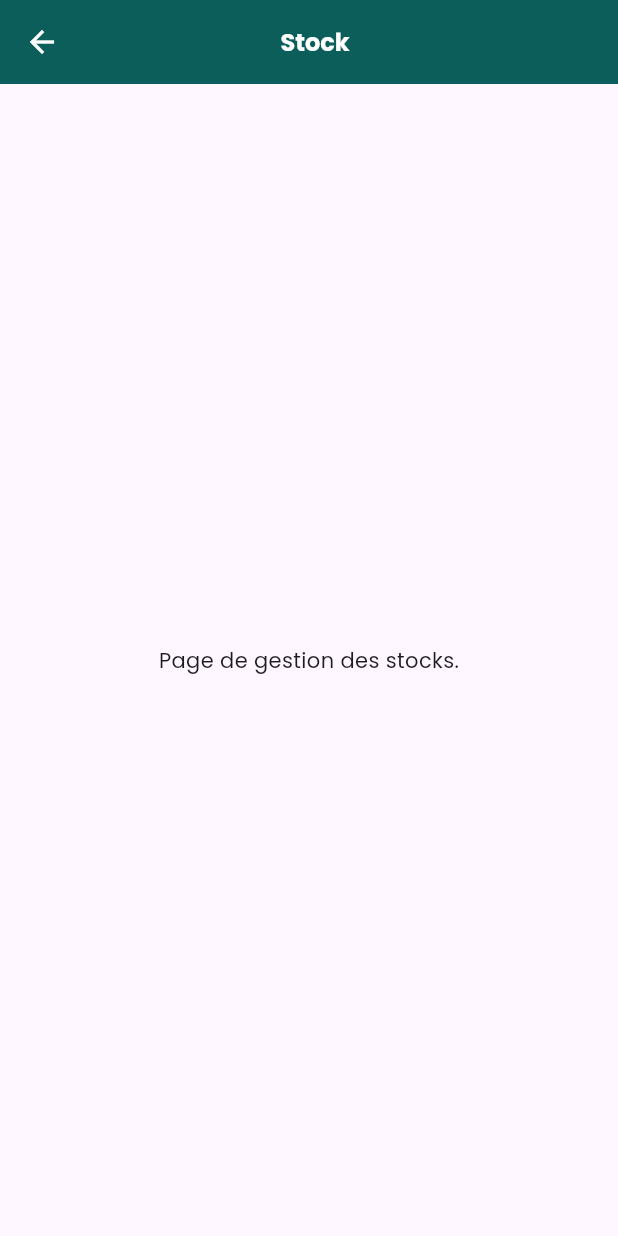
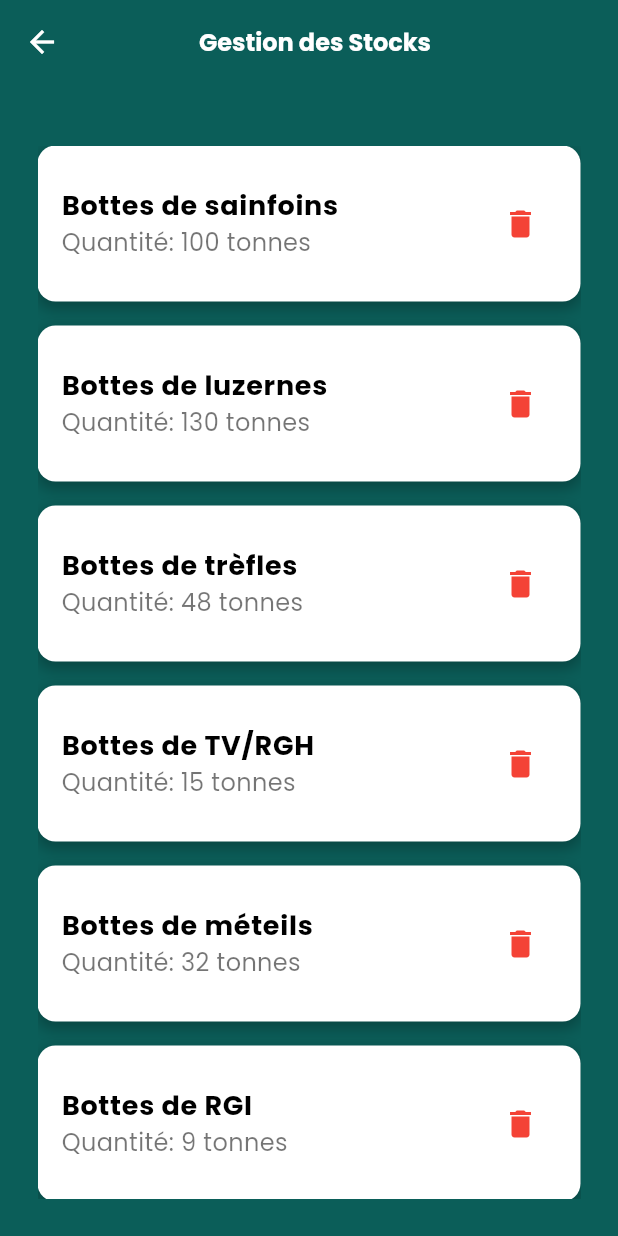
Before and after one commit to mikaelvery/sheep_care, a Flutter app: the StockManagementScreen screen opened directly, on a phone screen of 412 x 824 dp. Run offline on Flutter 3.47's test engine with Material 3 defaults, Android fonts, the phone set to English and light mode, and no system bars; our stand-ins replace firebase_auth, firebase_core, google_maps_flutter, google_sign_in, ionicons; accounts and stored records are empty.

Commit message:
repair bottom and add stock management page

```diff
--- a/lib/screens/home.dart
+++ b/lib/screens/home.dart
@@ -18,13 +18,6 @@ class HomeScreenState extends State<HomeScreen> {
   void _onItemTapped(int index) {
     setState(() {
       selectedIndex = index;
-      notificationCount++;
-    });
-  }
-
-  void _addNotification() {
-    setState(() {
-      notificationCount++;
     });
   }
 
@@ -184,7 +177,9 @@ class HomeScreenState extends State<HomeScreen> {
                   physics: const BouncingScrollPhysics(),
                   itemBuilder: (BuildContext context, int index) {
                     return GestureDetector(
-                      onTap: () {},
+                      onTap: () {
+
+                      },
                       child: CustomCard(
                         title: cardData[index]['title']!,
                         subtitle: cardData[index]['subtitle']!,
--- a/lib/screens/stock_management_screen.dart
+++ b/lib/screens/stock_management_screen.dart
@@ -8,11 +8,22 @@ class StockManagementScreen extends StatelessWidget {
 
   @override
   Widget build(BuildContext context) {
+    final List<Map<String, dynamic>> stockData = [
+      {'name': 'Bottes de sainfoins', 'quantity': 100},
+      {'name': 'Bottes de luzernes', 'quantity': 130},
+      {'name': 'Bottes de trèfles', 'quantity': 48},
+      {'name': 'Bottes de TV/RGH', 'quantity': 15},
+      {'name': 'Bottes de méteils', 'quantity': 32},
+      {'name': 'Bottes de RGI', 'quantity': 9},
+      {'name': 'Bottes de prairies', 'quantity': 85},
+    ];
+
     return CustomPopScope(
       child: Scaffold(
+        backgroundColor: const Color.fromARGB(255, 11, 94, 89),
         appBar: CustomAppBar(
           titleWidget: const Text(
-            'Stock',
+            'Gestion des Stocks',
             style: TextStyle(
               color: Colors.white,
               fontWeight: FontWeight.bold,
@@ -30,8 +41,59 @@ class StockManagementScreen extends StatelessWidget {
             SizedBox(width: 48),
           ],
         ),
-        body: Center(
-          child: const Text('Page de gestion des stocks.'),
+        body: Padding(
+          padding: const EdgeInsets.all(25.0),
+          child: Column(
+            children: [
+              const SizedBox(height: 16),
+
+              // Liste des stocks
+              Expanded(
+                child: ListView.separated(
+                  itemCount: stockData.length,
+                  separatorBuilder: (context, index) => const SizedBox(height: 16),
+                  itemBuilder: (context, index) {
+                    final item = stockData[index];
+                    return Container(
+                      decoration: BoxDecoration(
+                        color: Colors.white,
+                        borderRadius: BorderRadius.circular(12),
+                        boxShadow: const [
+                          BoxShadow(
+                            color: Colors.black26,
+                            blurRadius: 8,
+                            spreadRadius: 1,
+                            offset: Offset(0, 4),
+                          ),
+                        ],
+                      ),
+                      child: ListTile(
+                        contentPadding: const EdgeInsets.all(16),
+                        title: Text(
+                          item['name'],
+                          style: const TextStyle(
+                            fontWeight: FontWeight.bold,
+                            fontSize: 18,
+                            color: Colors.black,
+                          ),
+                        ),
+                        subtitle: Text(
+                          'Quantité: ${item['quantity']} tonnes',
+                          style: const TextStyle(fontSize: 16, color: Colors.black54),
+                        ),
+                        trailing: IconButton(
+                          icon: const Icon(Icons.delete, color: Colors.red),
+                          onPressed: () {
+                            // Logique de suppression ici
+                          },
+                        ),
+                      ),
+                    );
+                  },
+                ),
+              ),
+            ],
+          ),
         ),
       ),
     );
--- a/lib/widgets/bottom_navigation_bar.dart
+++ b/lib/widgets/bottom_navigation_bar.dart
@@ -1,5 +1,6 @@
 import 'package:flutter/material.dart';
 import 'package:ionicons/ionicons.dart';
+import 'package:sheep_care/screens/parcels_screen.dart';
 
 const Color bottomNavBgColor = Color.fromARGB(255, 11, 94, 89);
 
@@ -46,7 +47,14 @@ class CustomBottomNavigationBar extends StatelessWidget {
 
           return GestureDetector(
             onTap: () {
-              onTap(index);
+              if (index == 1) {
+                // Naviguer vers ParcelsScreen lorsque l'icône de carte est touchée
+                Navigator.pushReplacement(
+                  context,
+                  MaterialPageRoute(builder: (context) => ParcelsScreen())
+                );
+              }
+              onTap(index); // Appeler la fonction onTap fournie
             },
             child: Container(
               constraints: const BoxConstraints(minWidth: 44, minHeight: 44),
```
